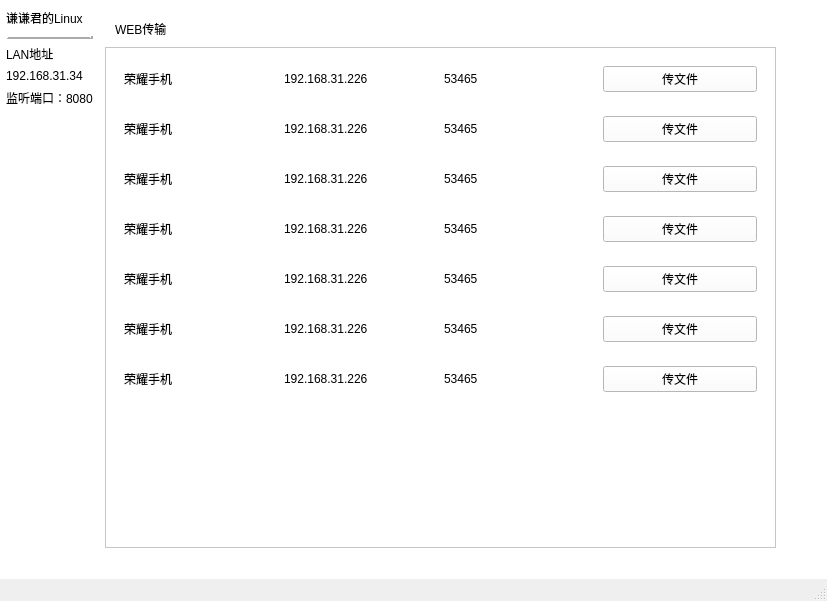
Above: mainui.ui from qianqianjun/QinLinTransfer before the change. Below: the same form after it.
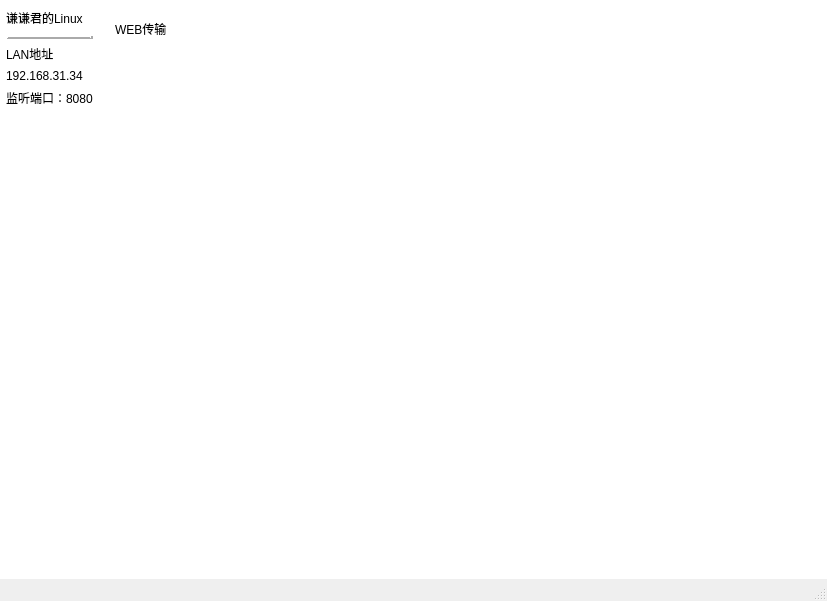
That is the form after the change. The open tabs and pages were chosen to show the change.

Commit message: 完成发送文件界面部分功能的编写

```diff
--- a/mainui.ui
+++ b/mainui.ui
@@ -327,282 +327,6 @@
          <string>WEB传输</string>
         </property>
        </widget>
-       <widget class="QScrollArea" name="scrollArea">
-        <property name="geometry">
-         <rect>
-          <x>0</x>
-          <y>47</y>
-          <width>671</width>
-          <height>501</height>
-         </rect>
-        </property>
-        <property name="widgetResizable">
-         <bool>true</bool>
-        </property>
-        <widget class="QWidget" name="scrollAreaWidgetContents">
-         <property name="geometry">
-          <rect>
-           <x>0</x>
-           <y>0</y>
-           <width>669</width>
-           <height>499</height>
-          </rect>
-         </property>
-         <layout class="QVBoxLayout" name="verticalLayout_4">
-          <item>
-           <widget class="QWidget" name="widget_9" native="true">
-            <layout class="QHBoxLayout" name="horizontalLayout_10">
-             <item>
-              <widget class="QLabel" name="label_24">
-               <property name="text">
-                <string>荣耀手机</string>
-               </property>
-              </widget>
-             </item>
-             <item>
-              <widget class="QLabel" name="label_25">
-               <property name="text">
-                <string>192.168.31.226</string>
-               </property>
-              </widget>
-             </item>
-             <item>
-              <widget class="QLabel" name="label_26">
-               <property name="text">
-                <string>53465</string>
-               </property>
-              </widget>
-             </item>
-             <item>
-              <widget class="QPushButton" name="pushButton_8">
-               <property name="text">
-                <string>传文件</string>
-               </property>
-              </widget>
-             </item>
-            </layout>
-           </widget>
-          </item>
-          <item>
-           <widget class="QWidget" name="widget_8" native="true">
-            <layout class="QHBoxLayout" name="horizontalLayout_9">
-             <item>
-              <widget class="QLabel" name="label_21">
-               <property name="text">
-                <string>荣耀手机</string>
-               </property>
-              </widget>
-             </item>
-             <item>
-              <widget class="QLabel" name="label_22">
-               <property name="text">
-                <string>192.168.31.226</string>
-               </property>
-              </widget>
-             </item>
-             <item>
-              <widget class="QLabel" name="label_23">
-               <property name="text">
-                <string>53465</string>
-               </property>
-              </widget>
-             </item>
-             <item>
-              <widget class="QPushButton" name="pushButton_7">
-               <property name="text">
-                <string>传文件</string>
-               </property>
-              </widget>
-             </item>
-            </layout>
-           </widget>
-          </item>
-          <item>
-           <widget class="QWidget" name="widget_10" native="true">
-            <layout class="QHBoxLayout" name="horizontalLayout_11">
-             <item>
-              <widget class="QLabel" name="label_27">
-               <property name="text">
-                <string>荣耀手机</string>
-               </property>
-              </widget>
-             </item>
-             <item>
-              <widget class="QLabel" name="label_28">
-               <property name="text">
-                <string>192.168.31.226</string>
-               </property>
-              </widget>
-             </item>
-             <item>
-              <widget class="QLabel" name="label_29">
-               <property name="text">
-                <string>53465</string>
-               </property>
-              </widget>
-             </item>
-             <item>
-              <widget class="QPushButton" name="pushButton_9">
-               <property name="text">
-                <string>传文件</string>
-               </property>
-              </widget>
-             </item>
-            </layout>
-           </widget>
-          </item>
-          <item>
-           <widget class="QWidget" name="widget_2" native="true">
-            <layout class="QHBoxLayout" name="horizontalLayout_4">
-             <item>
-              <widget class="QLabel" name="label_6">
-               <property name="text">
-                <string>荣耀手机</string>
-               </property>
-              </widget>
-             </item>
-             <item>
-              <widget class="QLabel" name="label_7">
-               <property name="text">
-                <string>192.168.31.226</string>
-               </property>
-              </widget>
-             </item>
-             <item>
-              <widget class="QLabel" name="label_8">
-               <property name="text">
-                <string>53465</string>
-               </property>
-              </widget>
-             </item>
-             <item>
-              <widget class="QPushButton" name="pushButton_2">
-               <property name="text">
-                <string>传文件</string>
-               </property>
-              </widget>
-             </item>
-            </layout>
-           </widget>
-          </item>
-          <item>
-           <widget class="QWidget" name="widget_7" native="true">
-            <layout class="QHBoxLayout" name="horizontalLayout_8">
-             <item>
-              <widget class="QLabel" name="label_18">
-               <property name="text">
-                <string>荣耀手机</string>
-               </property>
-              </widget>
-             </item>
-             <item>
-              <widget class="QLabel" name="label_19">
-               <property name="text">
-                <string>192.168.31.226</string>
-               </property>
-              </widget>
-             </item>
-             <item>
-              <widget class="QLabel" name="label_20">
-               <property name="text">
-                <string>53465</string>
-               </property>
-              </widget>
-             </item>
-             <item>
-              <widget class="QPushButton" name="pushButton_6">
-               <property name="text">
-                <string>传文件</string>
-               </property>
-              </widget>
-             </item>
-            </layout>
-           </widget>
-          </item>
-          <item>
-           <widget class="QWidget" name="widget_6" native="true">
-            <layout class="QHBoxLayout" name="horizontalLayout_7">
-             <item>
-              <widget class="QLabel" name="label_15">
-               <property name="text">
-                <string>荣耀手机</string>
-               </property>
-              </widget>
-             </item>
-             <item>
-              <widget class="QLabel" name="label_16">
-               <property name="text">
-                <string>192.168.31.226</string>
-               </property>
-              </widget>
-             </item>
-             <item>
-              <widget class="QLabel" name="label_17">
-               <property name="text">
-                <string>53465</string>
-               </property>
-              </widget>
-             </item>
-             <item>
-              <widget class="QPushButton" name="pushButton_5">
-               <property name="text">
-                <string>传文件</string>
-               </property>
-              </widget>
-             </item>
-            </layout>
-           </widget>
-          </item>
-          <item>
-           <widget class="QWidget" name="widget_11" native="true">
-            <layout class="QHBoxLayout" name="horizontalLayout_12">
-             <item>
-              <widget class="QLabel" name="label_30">
-               <property name="text">
-                <string>荣耀手机</string>
-               </property>
-              </widget>
-             </item>
-             <item>
-              <widget class="QLabel" name="label_31">
-               <property name="text">
-                <string>192.168.31.226</string>
-               </property>
-              </widget>
-             </item>
-             <item>
-              <widget class="QLabel" name="label_32">
-               <property name="text">
-                <string>53465</string>
-               </property>
-              </widget>
-             </item>
-             <item>
-              <widget class="QPushButton" name="pushButton_10">
-               <property name="text">
-                <string>传文件</string>
-               </property>
-              </widget>
-             </item>
-            </layout>
-           </widget>
-          </item>
-          <item>
-           <spacer name="verticalSpacer">
-            <property name="orientation">
-             <enum>Qt::Vertical</enum>
-            </property>
-            <property name="sizeHint" stdset="0">
-             <size>
-              <width>20</width>
-              <height>40</height>
-             </size>
-            </property>
-           </spacer>
-          </item>
-         </layout>
-        </widget>
-       </widget>
       </widget>
       <widget class="QWidget" name="setting">
        <widget class="QLabel" name="label_3">
```
Left out of the diff: 2 changed lines with no effect on the pictures. The commit also changes 8 other files.
